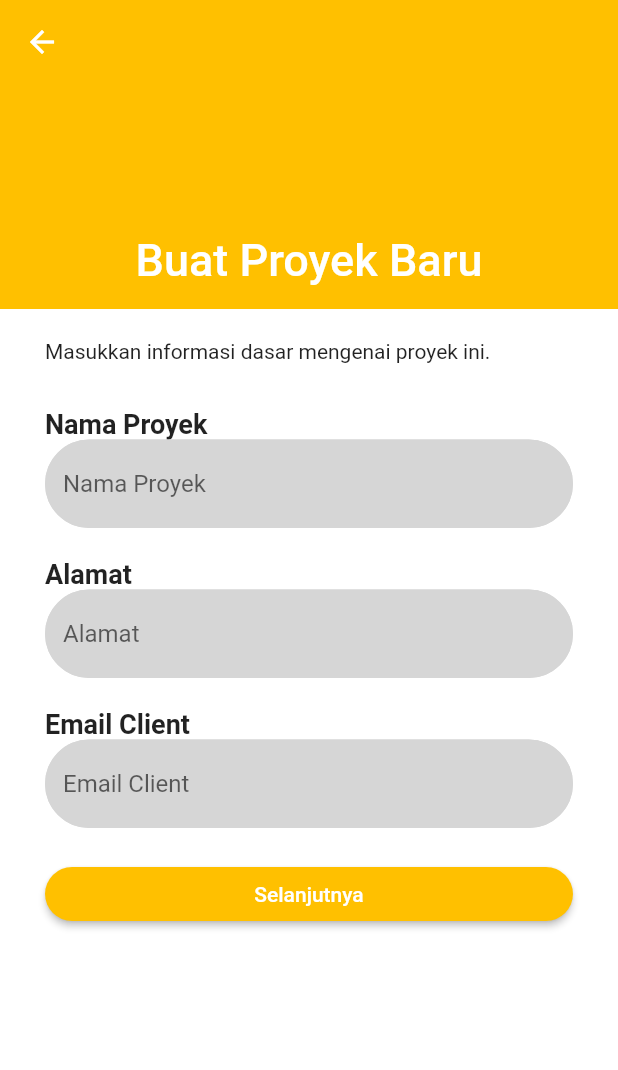
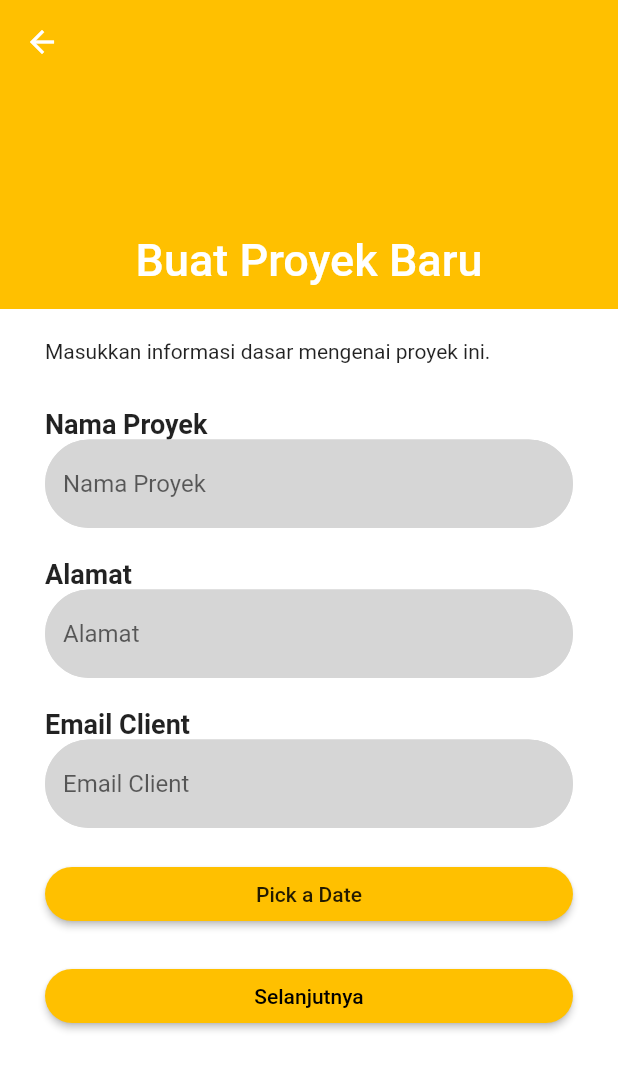
Before and after one commit to qisashasanudin/bangunin_id, a Flutter app: the NewProject screen opened by its route, on a phone screen of 412 x 824 dp. Shown: the top 1070 px of the screen. Run offline on Flutter 3.47's test engine with Material 2 defaults, Android fonts, the phone set to English and light mode, and no system bars; our stand-ins replace cloud_firestore, firebase_auth, firebase_core, firebase_storage, flutter_spinkit, fluttertoast and 4 more; accounts and stored records are empty; network calls fail.

Commit message:
Added Deadline Project

```diff
--- a/lib/screens/mainmenu/home/projects/new_project/new_project.dart
+++ b/lib/screens/mainmenu/home/projects/new_project/new_project.dart
@@ -51,6 +51,27 @@ class _NewProjectState extends State<NewProject> {
                   _textForm('Alamat', false, 1),
                   //TODO: BUAT OPSI UNTUK MENGISI ALAMAT DGN GOOGLE MAP
                   _textForm('Email Client', false, 2),
+                  Padding(
+                    padding: const EdgeInsets.symmetric(
+                        vertical: 10, horizontal: 30),
+                    child: RaisedButton(
+                        padding: const EdgeInsets.symmetric(
+                            vertical: 10, horizontal: 30),
+                        color: AppColors().primary,
+                        shape: RoundedRectangleBorder(
+                            borderRadius: BorderRadius.circular(20.0)),
+                        child: Text('Pick a Date'),
+                        onPressed: () {
+                          showDatePicker(
+                                  context: context,
+                                  initialDate: DateTime.now(),
+                                  firstDate: DateTime.now(),
+                                  lastDate: DateTime(2999))
+                              .then((date) {
+                            setState(() {});
+                          });
+                        }),
+                  ),
                   //TODO: BUAT FORM DEADLINE (TANGGAL)
                   _submitButton(snapshot, 'Selanjutnya'),
                 ]),
@@ -101,7 +122,7 @@ class _NewProjectState extends State<NewProject> {
         color: AppColors().primary,
         shape:
             RoundedRectangleBorder(borderRadius: BorderRadius.circular(20.0)),
-        child: Text(prompt, style: TextStyle(color: AppColors().accent1)),
+        child: Text(prompt, style: TextStyle(color: AppColors().accent2)),
         onPressed: () async {
           _uploadData(snapshot, item, item);
         },
```
